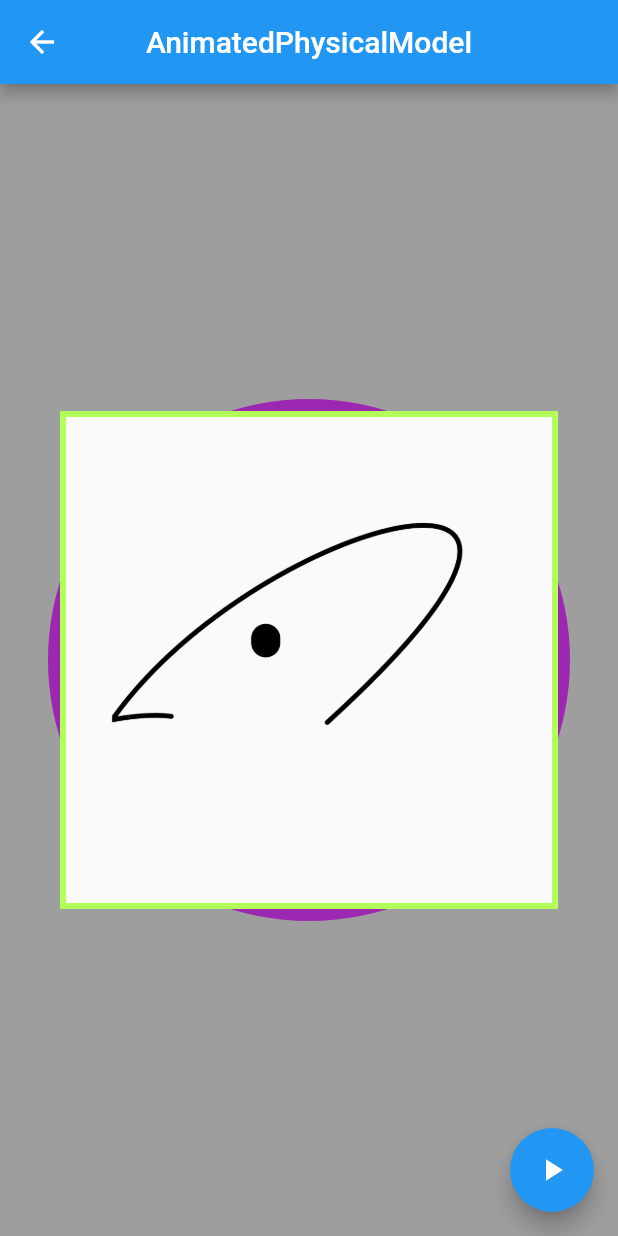
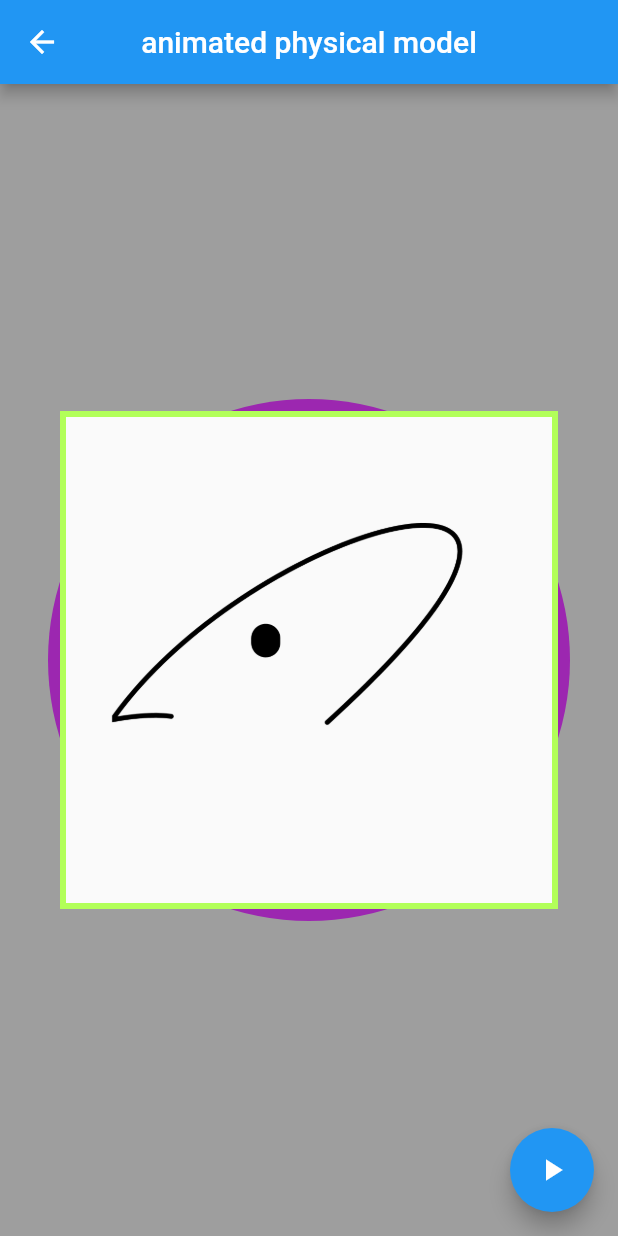
Before and after one commit to ogata-k/animations, a Flutter app: the AnimatedPhysicalModelPage screen opened directly, on a phone screen of 412 x 824 dp. Run offline on Flutter 3.47's test engine with Material 2 defaults, Android fonts, the phone set to English and light mode, and no system bars.

Commit message:
名前を修正

```diff
--- a/lib/animations/animated_phisical_model_page.dart
+++ b/lib/animations/animated_phisical_model_page.dart
@@ -9,7 +9,7 @@ class AnimatedPhysicalModelPage extends StatefulWidget
       _AnimatedPhysicalModelPageState();
 
   @override
-  String get name => 'animatedPhysicalModel';
+  String get name => 'animated physical model';
 }
 
 class _AnimatedPhysicalModelPageState extends State<AnimatedPhysicalModelPage> {
@@ -19,7 +19,7 @@ class _AnimatedPhysicalModelPageState extends State<AnimatedPhysicalModelPage> {
   @override
   Widget build(BuildContext context) {
     return AnimationPageScaffold(
-      title: 'AnimatedPhysicalModel',
+      title: widget.name,
       action: () {
         setState(() {
           _hasElevation = !_hasElevation;
```
